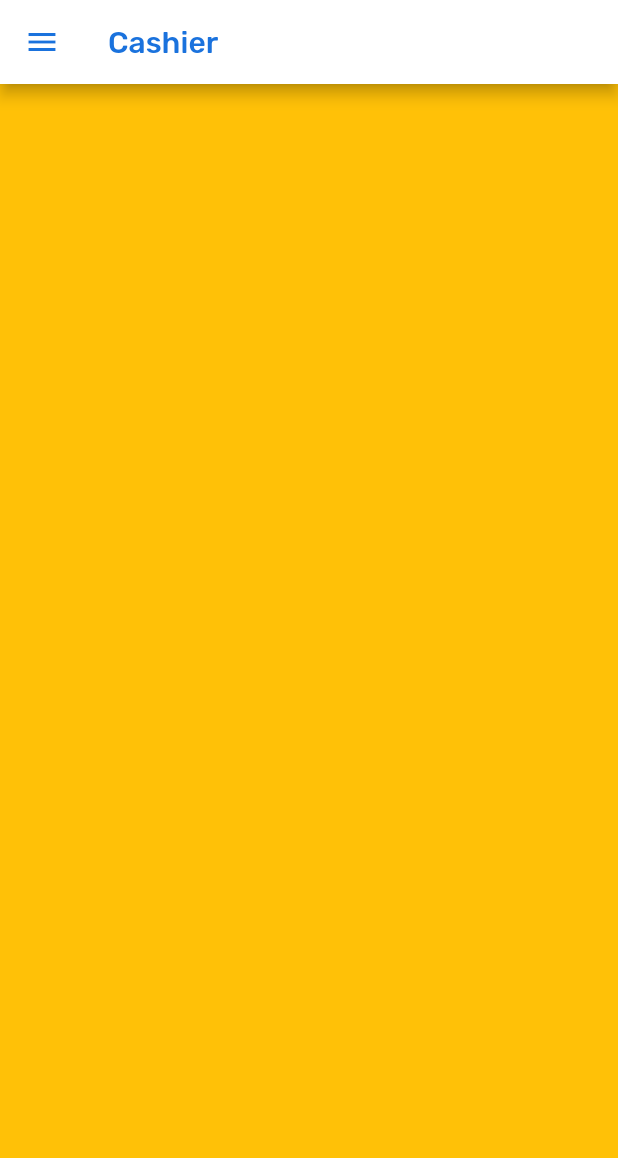
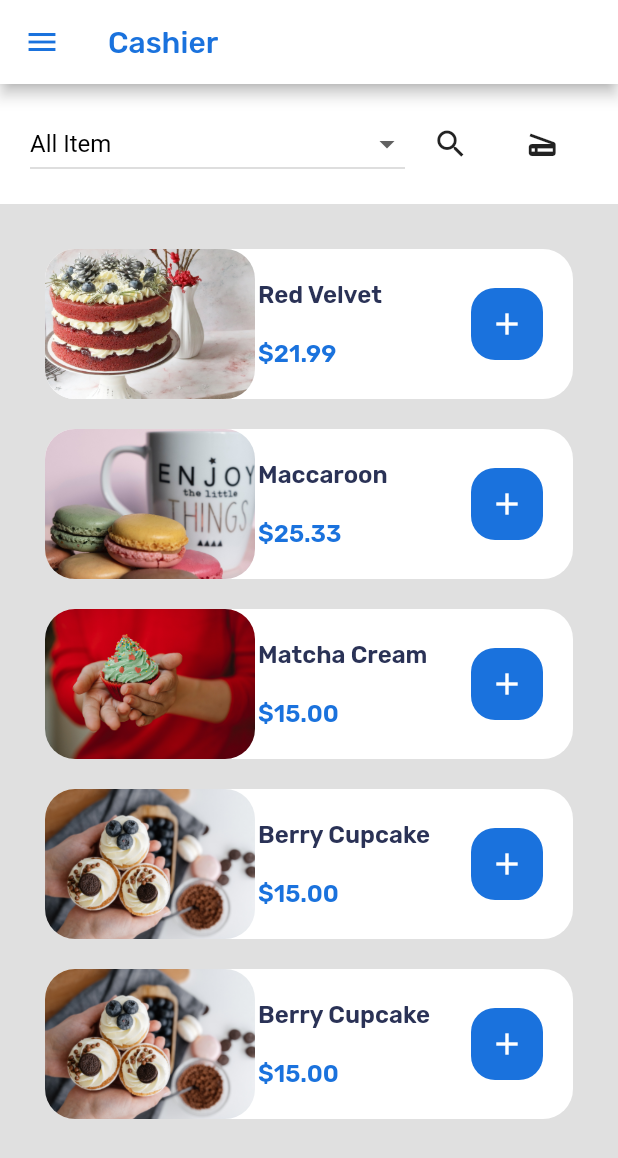
Before and after one commit to maswin312/point_of_sale_ui, a Flutter app: the screen it shows after launch, after a tap on "Log in", on a phone screen of 412 x 824 dp. Shown: the top 1158 px of the screen. Run offline on Flutter 3.47's test engine with Material 2 defaults, Android fonts, the phone set to English and light mode, and no system bars; our stand-ins replace google_fonts.

Commit message:
add product list

```diff
--- /dev/null
+++ b/lib/data/data.dart
@@ -0,0 +1,64 @@
+import 'package:point_of_sale_lat/models/product.dart';
+
+final _product0 = Product(
+  imageUrl: 'assets/images/pexels-sofia-de-la-torre-6363069.jpg',
+  name: 'Red Velvet',
+  price: 21.99,
+  category: 'Cake',
+);
+
+final _product1 = Product(
+  imageUrl: 'assets/images/pexels-marianne-rixhon-11812591.jpg',
+  name: 'Maccaroon',
+  price: 25.33,
+  category: 'Cookies',
+);
+
+final _product2 = Product(
+  imageUrl: 'assets/images/pexels-tim-douglas-6210742.jpg',
+  name: 'Matcha Cream',
+  price: 15.0,
+  category: 'Cupcake',
+);
+
+final _product3 = Product(
+  imageUrl: 'assets/images/pexels-shvets-production-7525144.jpg',
+  name: 'Berry Cupcake',
+  price: 15.0,
+  category: 'Cupcake',
+);
+final _product4 = Product(
+  imageUrl: 'assets/images/pexels-shvets-production-7525144.jpg',
+  name: 'Berry Cupcake',
+  price: 15.0,
+  category: 'Cupcake',
+);
+final _product5 = Product(
+  imageUrl: 'assets/images/pexels-shvets-production-7525144.jpg',
+  name: 'Berry Cupcake',
+  price: 15.0,
+  category: 'Cupcake',
+);
+final _product6 = Product(
+  imageUrl: 'assets/images/pexels-shvets-production-7525144.jpg',
+  name: 'Berry Cupcake',
+  price: 15.0,
+  category: 'Cupcake',
+);
+final _product7 = Product(
+  imageUrl: 'assets/images/pexels-shvets-production-7525144.jpg',
+  name: 'Berry Cupcake',
+  price: 15.0,
+  category: 'Cupcake',
+);
+
+final List<Product> products = [
+  _product0,
+  _product1,
+  _product2,
+  _product3,
+  _product4,
+  _product5,
+  _product6,
+  _product7
+];
--- a/lib/main.dart
+++ b/lib/main.dart
@@ -22,7 +22,7 @@ class MyApp extends StatelessWidget {
           primary: const Color(0xff1A72DD),
         ),
       ),
-      home: WelcomeScreen(),
+      home: const WelcomeScreen(),
     );
   }
 }
--- /dev/null
+++ b/lib/models/product.dart
@@ -0,0 +1,12 @@
+class Product {
+  final String imageUrl;
+  final String name;
+  final double price;
+  final String category;
+
+  Product(
+      {required this.imageUrl,
+      required this.name,
+      required this.price,
+      required this.category});
+}
--- a/lib/screens/cashier_screen.dart
+++ b/lib/screens/cashier_screen.dart
@@ -1,4 +1,6 @@
 import 'package:flutter/material.dart';
+import 'package:point_of_sale_lat/widgets/dropdown_menu.dart';
+import 'package:point_of_sale_lat/widgets/list_product.dart';
 import 'package:point_of_sale_lat/widgets/nav_drawer.dart';
 
 class CashierScreen extends StatelessWidget {
@@ -19,9 +21,46 @@ class CashierScreen extends StatelessWidget {
         ),
         backgroundColor: Colors.white,
       ),
-      drawer: NavDrawer(),
+      drawer: const NavDrawer(),
       body: Container(
-        color: Colors.amber,
+        color: Colors.grey[300],
+        child: Column(
+          children: [
+            Container(
+              padding: const EdgeInsets.symmetric(horizontal: 20),
+              color: Colors.white,
+              height: 80,
+              child: Row(
+                // mainAxisAlignment: MainAxisAlignment.spaceEvenly,
+                children: [
+                  const SizedBox(
+                    width: 250,
+                    child: DropdownButtonMenu(),
+                  ),
+                  Expanded(
+                    child: IconButton(
+                      onPressed: () {},
+                      icon: const Icon(
+                        Icons.search,
+                        size: 24.0,
+                      ),
+                    ),
+                  ),
+                  Expanded(
+                    child: IconButton(
+                      onPressed: () {},
+                      icon: const Icon(
+                        Icons.scanner,
+                        size: 24.0,
+                      ),
+                    ),
+                  ),
+                ],
+              ),
+            ),
+            const ListProduct()
+          ],
+        ),
       ),
     );
   }
--- a/lib/screens/welcome_screen.dart
+++ b/lib/screens/welcome_screen.dart
@@ -1,4 +1,3 @@
-import 'package:google_fonts/google_fonts.dart';
 import 'package:flutter/material.dart';
 import 'package:point_of_sale_lat/screens/cashier_screen.dart';
 
--- /dev/null
+++ b/lib/widgets/dropdown_menu.dart
@@ -0,0 +1,40 @@
+import 'package:flutter/material.dart';
+
+const List<String> list = <String>['All Item', 'Cakes', 'Cupcakes', 'Cookies'];
+
+class DropdownButtonMenu extends StatefulWidget {
+  const DropdownButtonMenu({super.key});
+
+  @override
+  State<DropdownButtonMenu> createState() => _DropdownButtonMenuState();
+}
+
+class _DropdownButtonMenuState extends State<DropdownButtonMenu> {
+  String dropdownValue = list.first;
+
+  @override
+  Widget build(BuildContext context) {
+    return DropdownButton<String>(
+      value: dropdownValue,
+      // icon: const Icon(Icons.arrow_downward),
+      elevation: 16,
+      isExpanded: true,
+      style: const TextStyle(
+        color: Colors.black,
+        fontSize: 16,
+      ),
+      onChanged: (String? value) {
+        // This is called when the user selects an item.
+        setState(() {
+          dropdownValue = value!;
+        });
+      },
+      items: list.map<DropdownMenuItem<String>>((String value) {
+        return DropdownMenuItem<String>(
+          value: value,
+          child: Text(value),
+        );
+      }).toList(),
+    );
+  }
+}
--- /dev/null
+++ b/lib/widgets/list_product.dart
@@ -0,0 +1,90 @@
+import 'package:flutter/material.dart';
+import 'package:point_of_sale_lat/models/product.dart';
+
+import '../data/data.dart';
+
+class ListProduct extends StatelessWidget {
+  const ListProduct({super.key});
+
+  @override
+  Widget build(BuildContext context) {
+    Widget buildListProduct(BuildContext context, Product products) {
+      return Container(
+        margin: const EdgeInsets.all(10),
+        width: 200,
+        decoration: BoxDecoration(
+            color: Colors.white, borderRadius: BorderRadius.circular(20)),
+        child: Row(
+          mainAxisAlignment: MainAxisAlignment.spaceBetween,
+          children: [
+            ClipRRect(
+              borderRadius: BorderRadius.circular(20),
+              child: Image(
+                image: AssetImage(products.imageUrl),
+                width: 140,
+                height: 100,
+                fit: BoxFit.cover,
+              ),
+            ),
+            SizedBox(
+              width: 120,
+              child: Column(
+                mainAxisAlignment: MainAxisAlignment.spaceBetween,
+                crossAxisAlignment: CrossAxisAlignment.start,
+                children: [
+                  Text(
+                    products.name,
+                    style: const TextStyle(
+                        fontSize: 16,
+                        fontWeight: FontWeight.w600,
+                        color: Color(0xff2A3256)),
+                  ),
+                  const SizedBox(
+                    height: 20,
+                  ),
+                  Text(
+                    '\$${products.price.toStringAsFixed(2)}',
+                    style: const TextStyle(
+                        fontSize: 16,
+                        fontWeight: FontWeight.w600,
+                        color: Color(0xff1A72DD)),
+                  ),
+                ],
+              ),
+            ),
+            Container(
+              margin: const EdgeInsets.all(20),
+              decoration: BoxDecoration(
+                borderRadius: BorderRadius.circular(16),
+                color: const Color(0xff1A72DD),
+              ),
+              child: IconButton(
+                onPressed: () {},
+                icon: const Icon(
+                  Icons.add,
+                  size: 24.0,
+                ),
+                color: Colors.white,
+              ),
+            )
+          ],
+        ),
+      );
+    }
+
+    return Container(
+      margin: const EdgeInsets.all(20),
+      height: 600,
+      // color: Colors.amber,
+      child: ListView.builder(
+        itemCount: products.length,
+        shrinkWrap: true,
+        physics: const ScrollPhysics(),
+        itemBuilder: (BuildContext context, int index) {
+          Product product = products[index];
+          return buildListProduct(context, product);
+        },
+      ),
+    );
+  }
+}
--- a/lib/widgets/nav_drawer.dart
+++ b/lib/widgets/nav_drawer.dart
@@ -1,6 +1,3 @@
-import 'package:flutter/src/widgets/container.dart';
-import 'package:flutter/src/widgets/framework.dart';
-
 import 'package:flutter/material.dart';
 
 class NavDrawer extends StatelessWidget {
```
Also changed, not shown: assets/home.png (deleted), assets/images/pexels-marianne-rixhon-11812591.jpg (added), assets/images/pexels-shvets-production-7525144.jpg (added), assets/images/pexels-sofia-de-la-torre-6363069.jpg (added), assets/images/pexels-tim-douglas-6210742.jpg (added).
